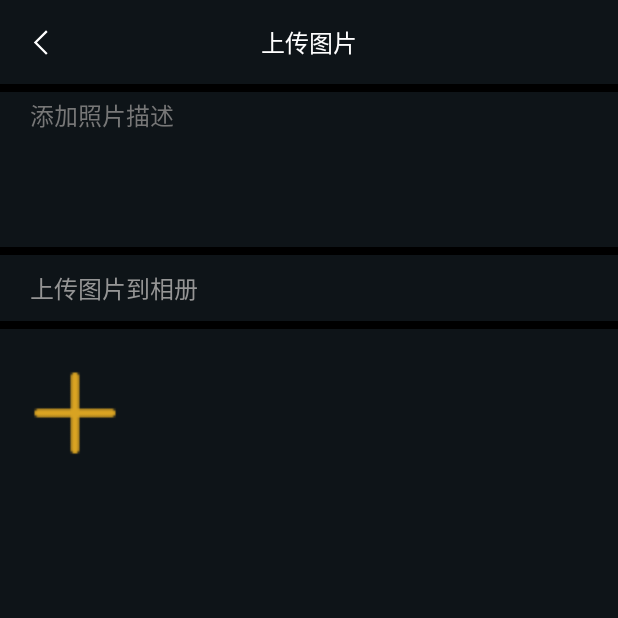
After one commit to elliottacquaire/memorial, an Android app: the AlbumPublishActivity screen opened directly, with no data from a screen before it, on a phone screen of 412 x 824 dp, the top half of it. The commit adds this screen. Run offline under Robolectric (Android 15) with nearby library versions, the phone set to English and light mode, and no system bars; our stand-ins replace Dagger/Hilt's generated code; libraries missing offline, so code that uses them is left out: com.alibaba.android; network calls fail.

Commit message:
album pic

```diff
--- a/app/build.gradle
+++ b/app/build.gradle
@@ -76,7 +76,7 @@ dependencies {
     implementation 'androidx.appcompat:appcompat:1.5.1'
     implementation 'com.google.android.material:material:1.6.1'
     implementation 'androidx.constraintlayout:constraintlayout:2.1.4'
-//    implementation 'androidx.activity:activity:1.8.0'
+//    implementation 'androidx.activity:activity:1.9.0'
     testImplementation 'junit:junit:4.+'
     androidTestImplementation 'androidx.test.ext:junit:1.1.3'
     androidTestImplementation 'androidx.test.espresso:espresso-core:3.4.0'
--- a/app/src/main/java/com/exae/memorialapp/HomeActivity.kt
+++ b/app/src/main/java/com/exae/memorialapp/HomeActivity.kt
@@ -179,7 +179,7 @@ class HomeActivity : PosBaseActivity<ActivityHomeBinding>() {
 
     override fun rightTvClick() {
         super.rightTvClick()
-        ARouter.getInstance().build("/app/long/light")
+        ARouter.getInstance().build("/app/worship/record")
             .withInt("memorialNo", memorialNo ?: -1)
             .navigation(this)
     }
--- /dev/null
+++ b/app/src/main/java/com/exae/memorialapp/home/artical/AlbumPublishActivity.kt
@@ -0,0 +1,51 @@
+package com.exae.memorialapp.home.artical
+
+import android.os.Bundle
+import androidx.activity.viewModels
+import androidx.core.view.ViewCompat
+import androidx.core.view.WindowInsetsCompat
+import com.alibaba.android.arouter.facade.annotation.Route
+import com.exae.memorialapp.R
+import com.exae.memorialapp.base.PosBaseActivity
+import com.exae.memorialapp.databinding.ActivityAlbumPublishBinding
+import com.exae.memorialapp.databinding.ActivityWorshipRecordBinding
+import com.exae.memorialapp.viewmodel.MemorialModel
+import dagger.hilt.android.AndroidEntryPoint
+
+@AndroidEntryPoint
+@Route(path = "/app/album/publish")
+class AlbumPublishActivity : PosBaseActivity<ActivityAlbumPublishBinding>() {
+    private var memorialNo = -1
+    private var content = ""
+    private var articleId = -1
+    private var type = -1
+    private var showMessage = ""
+    private val viewModel: MemorialModel by viewModels()
+    override fun onCreate(savedInstanceState: Bundle?) {
+        super.onCreate(savedInstanceState)
+//        enableEdgeToEdge()
+//        setContentView(R.layout.activity_album_publish)
+        ViewCompat.setOnApplyWindowInsetsListener(findViewById(R.id.main)) { v, insets ->
+            val systemBars = insets.getInsets(WindowInsetsCompat.Type.systemBars())
+            v.setPadding(systemBars.left, systemBars.top, systemBars.right, systemBars.bottom)
+            insets
+        }
+        setToolTitle("上传图片")
+        setBackState(true)
+
+        memorialNo = intent.getIntExtra("memorialNo", -1)
+//        content = intent.getStringExtra("content") ?: ""
+        type = intent.getIntExtra("type", -1)
+//        articleId = intent.getIntExtra("articleId", -1)
+
+        initView()
+    }
+
+    private fun initView() {
+
+    }
+
+    override fun getViewBinding(): ActivityAlbumPublishBinding {
+        return ActivityAlbumPublishBinding.inflate(layoutInflater)
+    }
+}
--- /dev/null
+++ b/app/src/main/res/layout/activity_album_publish.xml
@@ -0,0 +1,73 @@
+<?xml version="1.0" encoding="utf-8"?>
+<LinearLayout xmlns:android="http://schemas.android.com/apk/res/android"
+    xmlns:app="http://schemas.android.com/apk/res-auto"
+    xmlns:tools="http://schemas.android.com/tools"
+    android:id="@+id/main"
+    android:layout_width="match_parent"
+    android:layout_height="match_parent"
+    android:orientation="vertical"
+    tools:context=".home.artical.AlbumPublishActivity">
+
+    <include
+        android:id="@+id/top_toolbar"
+        layout="@layout/layout_base_toolbar"
+        app:layout_constraintEnd_toEndOf="parent"
+        app:layout_constraintStart_toStartOf="parent"
+        app:layout_constraintTop_toTopOf="parent" />
+
+    <View
+        android:background="@color/black"
+        android:layout_width="match_parent"
+        android:layout_height="5dp"/>
+
+    <LinearLayout
+        android:layout_width="match_parent"
+        android:layout_height="match_parent"
+        android:paddingTop="3dp"
+        android:orientation="vertical">
+
+        <EditText
+            android:id="@+id/edtContent"
+            android:layout_marginStart="20dp"
+            android:layout_marginEnd="20dp"
+            android:layout_width="match_parent"
+            android:layout_height="100dp"
+            android:background="@null"
+            android:gravity="start"
+            android:hint="添加照片描述"
+            android:textColor="#959595"
+            android:textColorHint="#777777" />
+        <View
+            android:background="@color/black"
+            android:layout_width="match_parent"
+            android:layout_height="5dp"/>
+        <RelativeLayout
+            android:layout_marginTop="10dp"
+            android:layout_marginBottom="10dp"
+            android:layout_marginStart="20dp"
+            android:layout_marginEnd="20dp"
+            android:layout_width="match_parent"
+            android:layout_height="wrap_content">
+
+            <TextView
+                android:layout_width="wrap_content"
+                android:layout_height="wrap_content"
+                android:gravity="start"
+                android:text="上传图片到相册" />
+
+        </RelativeLayout>
+        <View
+            android:background="@color/black"
+            android:layout_width="match_parent"
+            android:layout_height="5dp"/>
+        <ImageView
+            android:id="@+id/mAvatar"
+            android:layout_width="60dp"
+            android:layout_height="60dp"
+            android:layout_marginStart="20dp"
+            android:layout_marginEnd="20dp"
+            android:layout_marginTop="26dip"
+            android:src="@mipmap/add" />
+
+    </LinearLayout>
+</LinearLayout>
--- a/app/src/main/res/layout/item_article.xml
+++ b/app/src/main/res/layout/item_article.xml
@@ -4,6 +4,7 @@
     android:layout_width="match_parent"
     android:layout_height="wrap_content"
     android:background="#1A2023"
+    android:layout_marginBottom="5dp"
     android:paddingLeft="12dp"
     android:paddingTop="12dp"
     android:paddingRight="12dp"
```
Also changed, not shown: app/src/main/AndroidManifest.xml (+12 -0 lines), app/src/main/java/com/exae/memorialapp/home/artical/AlbumFragment.kt (+13 -2 lines), app/src/main/java/com/exae/memorialapp/home/artical/AlbumPicModifyActivity.kt (added, +36 -0 lines), app/src/main/java/com/exae/memorialapp/home/artical/ArticalListFragment.kt (+54 -8 lines), app/src/main/java/com/exae/memorialapp/home/artical/EditArticleActivity.kt (+4 -5 lines), app/src/main/java/com/exae/memorialapp/home/worship/AllMerioTypeListActivity.kt (added, +36 -0 lines), app/src/main/java/com/exae/memorialapp/home/worship/WorshipRecordActivity.kt (added, +36 -0 lines), app/src/main/res/layout/activity_album_pic_modify.xml (added, +16 -0 lines), app/src/main/res/layout/activity_all_merio_type_list.xml (added, +16 -0 lines), app/src/main/res/layout/activity_worship_record.xml (added, +16 -0 lines).
